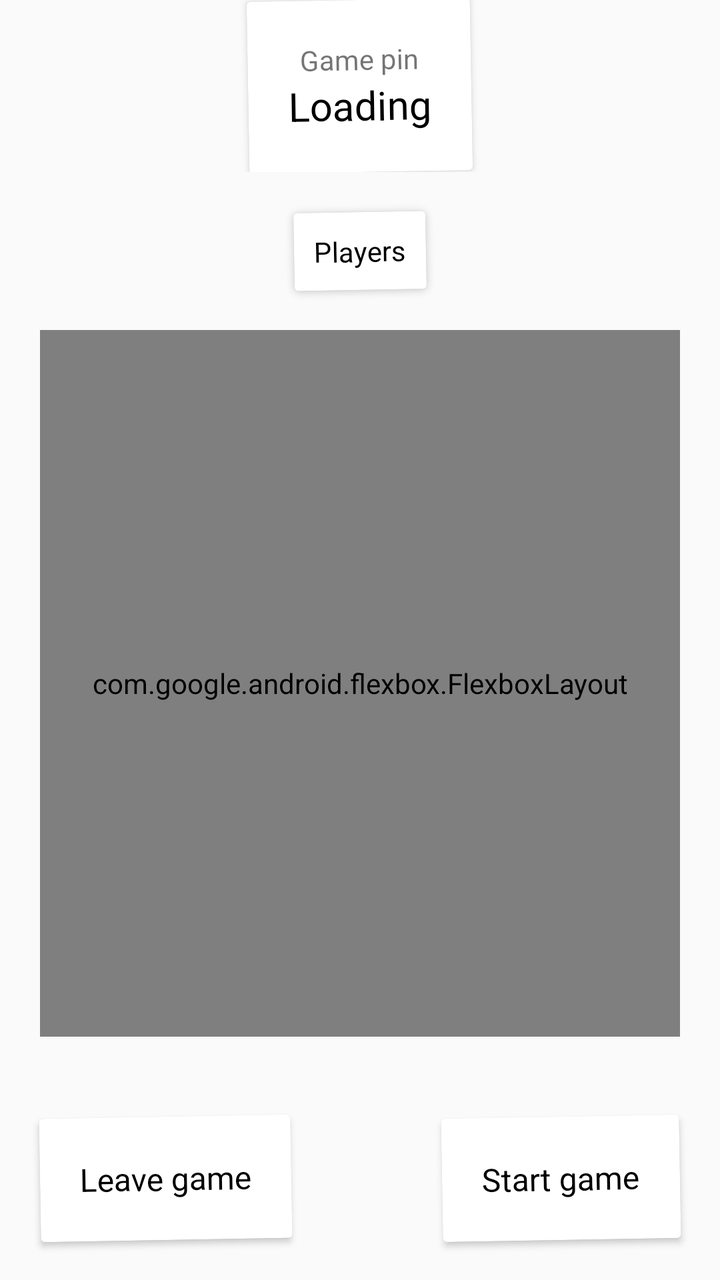
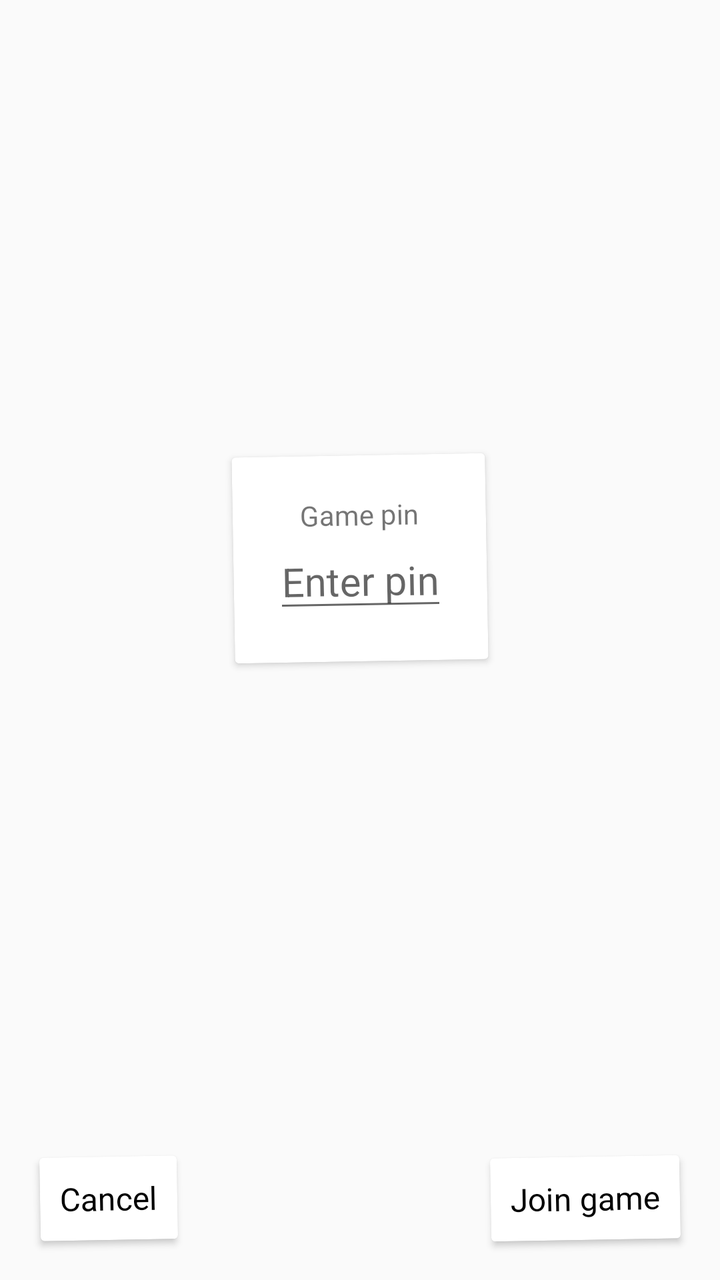

Before-and-after screenshots of an Android layout around one commit, followed by the original layout XML and the change that was made.
<!-- AndroidManifest.xml: application theme AppTheme -->
<!-- res/layout/fragment_join_game.xml -->
<?xml version="1.0" encoding="utf-8"?>
<RelativeLayout xmlns:android="http://schemas.android.com/apk/res/android"
    android:orientation="vertical" android:layout_width="match_parent"
    android:layout_height="match_parent">

    
    <LinearLayout
        android:layout_width="match_parent"
        android:layout_height="wrap_content"
        android:orientation="vertical"
        android:id="@+id/header">

        <android.support.v7.widget.CardView
            android:layout_width="wrap_content"
            android:layout_height="wrap_content"
            android:layout_gravity="center"
            android:rotation="-1">

            <LinearLayout
                android:layout_width="wrap_content"
                android:layout_height="wrap_content"
                android:layout_margin="20dp"
                android:orientation="vertical">

                <TextView
                    android:layout_width="wrap_content"
                    android:layout_height="wrap_content"
                    android:layout_gravity="center"
                    android:text="Game pin" />

                <TextView
                    android:id="@+id/game_pin"
                    android:layout_width="wrap_content"
                    android:layout_height="wrap_content"
                    android:text="Loading"
                    android:textColor="@android:color/black"
                    android:textSize="20dp" />
            </LinearLayout>
        </android.support.v7.widget.CardView>
    </LinearLayout>

    
    <LinearLayout
        android:layout_width="match_parent"
        android:layout_height="match_parent"
        android:layout_above="@id/footer"
        android:layout_below="@id/header"
        android:orientation="vertical">

        <android.support.v7.widget.CardView
            android:layout_width="wrap_content"
            android:layout_height="wrap_content"
            android:layout_gravity="center"
            android:layout_marginTop="20dp"
            android:rotation="-1">

            <TextView
                android:layout_width="wrap_content"
                android:layout_height="wrap_content"
                android:layout_margin="10dp"
                android:text="Players"
                android:textColor="@android:color/black" />
        </android.support.v7.widget.CardView>

        <com.google.android.flexbox.FlexboxLayout
            xmlns:android="http://schemas.android.com/apk/res/android"
            xmlns:app="http://schemas.android.com/apk/res-auto"
            android:layout_width="match_parent"
            android:layout_height="match_parent"
            app:flexWrap="wrap"
            app:alignItems="flex_start"
            app:alignContent="flex_start"
            android:layout_margin="20dp"
            android:id="@+id/player_list">

        </com.google.android.flexbox.FlexboxLayout>
    </LinearLayout>
    
    <RelativeLayout
        android:id="@+id/footer"
        android:layout_width="match_parent"
        android:layout_height="wrap_content"
        android:layout_alignParentBottom="true">

        <android.support.v7.widget.CardView
            android:layout_width="wrap_content"
            android:layout_height="wrap_content"
            android:layout_margin="20dp"
            android:id="@+id/btn_leave"
            android:rotation="-1">

            <LinearLayout
                android:layout_width="wrap_content"
                android:layout_height="wrap_content"
                android:layout_margin="20dp"
                android:orientation="vertical">

                <TextView
                    android:layout_width="wrap_content"
                    android:layout_height="wrap_content"
                    android:layout_gravity="center"
                    android:text="Leave game"
                    android:textColor="@android:color/black"
                    android:textSize="16dp" />
            </LinearLayout>
        </android.support.v7.widget.CardView>

        <android.support.v7.widget.CardView
            android:layout_width="wrap_content"
            android:layout_height="wrap_content"
            android:layout_alignParentRight="true"
            android:layout_margin="20dp"
            android:id="@+id/btn_start"
            android:rotation="-1">
            <LinearLayout
                android:layout_width="wrap_content"
                android:layout_height="wrap_content"
                android:orientation="vertical"
                android:layout_margin="20dp">
                <TextView
                    android:layout_width="wrap_content"
                    android:layout_height="wrap_content"
                    android:text="Start game"
                    android:layout_gravity="center"
                    android:textColor="@android:color/black"
                    android:textSize="16dp" />
            </LinearLayout>
        </android.support.v7.widget.CardView>
    </RelativeLayout>
</RelativeLayout>
<!-- resources referenced by this layout -->
<resources>
  <style name="AppTheme" parent="Theme.AppCompat.Light.NoActionBar">
          
          <item name="colorPrimary">@color/colorPrimary</item>
          <item name="colorPrimaryDark">@color/colorPrimaryDark</item>
          <item name="colorAccent">@color/colorAccent</item>
      </style>
  <color name="colorPrimary">#3F51B5</color>
  <color name="colorPrimaryDark">#303F9F</color>
  <color name="colorAccent">#FF4081</color>
</resources>

<!-- the commit's change to res/layout/fragment_join_game.xml (unified diff, before → after) -->
@@ -4,16 +4,17 @@
     android:layout_height="match_parent">
 
     
-    <LinearLayout
+    <RelativeLayout
+        android:id="@+id/header"
         android:layout_width="match_parent"
-        android:layout_height="wrap_content"
-        android:orientation="vertical"
-        android:id="@+id/header">
+        android:layout_height="match_parent"
+        android:layout_above="@id/footer">
 
         <android.support.v7.widget.CardView
             android:layout_width="wrap_content"
             android:layout_height="wrap_content"
-            android:layout_gravity="center"
+            android:layout_centerVertical="true"
+            android:layout_centerHorizontal="true"
             android:rotation="-1">
 
             <LinearLayout
@@ -28,53 +29,19 @@
                     android:layout_gravity="center"
                     android:text="Game pin" />
 
-                <TextView
+                <EditText
                     android:id="@+id/game_pin"
                     android:layout_width="wrap_content"
                     android:layout_height="wrap_content"
-                    android:text="Loading"
+                    android:hint="Enter pin"
                     android:textColor="@android:color/black"
-                    android:textSize="20dp" />
+                    android:textSize="20dp"
+                    android:inputType="number" />
             </LinearLayout>
         </android.support.v7.widget.CardView>
-    </LinearLayout>
+    </RelativeLayout>
 
     
-    <LinearLayout
-        android:layout_width="match_parent"
-        android:layout_height="match_parent"
-        android:layout_above="@id/footer"
-        android:layout_below="@id/header"
-        android:orientation="vertical">
-
-        <android.support.v7.widget.CardView
-            android:layout_width="wrap_content"
-            android:layout_height="wrap_content"
-            android:layout_gravity="center"
-            android:layout_marginTop="20dp"
-            android:rotation="-1">
-
-            <TextView
-                android:layout_width="wrap_content"
-                android:layout_height="wrap_content"
-                android:layout_margin="10dp"
-                android:text="Players"
-                android:textColor="@android:color/black" />
-        </android.support.v7.widget.CardView>
-
-        <com.google.android.flexbox.FlexboxLayout
-            xmlns:android="http://schemas.android.com/apk/res/android"
-            xmlns:app="http://schemas.android.com/apk/res-auto"
-            android:layout_width="match_parent"
-            android:layout_height="match_parent"
-            app:flexWrap="wrap"
-            app:alignItems="flex_start"
-            app:alignContent="flex_start"
-            android:layout_margin="20dp"
-            android:id="@+id/player_list">
-
-        </com.google.android.flexbox.FlexboxLayout>
-    </LinearLayout>
     
     <RelativeLayout
         android:id="@+id/footer"
@@ -85,21 +52,22 @@
         <android.support.v7.widget.CardView
             android:layout_width="wrap_content"
             android:layout_height="wrap_content"
+            android:layout_alignParentLeft="true"
             android:layout_margin="20dp"
-            android:id="@+id/btn_leave"
+            android:id="@+id/btn_cancel"
+            android:clickable="true"
             android:rotation="-1">
-
             <LinearLayout
                 android:layout_width="wrap_content"
                 android:layout_height="wrap_content"
-                android:layout_margin="20dp"
-                android:orientation="vertical">
+                android:orientation="vertical"
+                android:layout_margin="10dp">
 
                 <TextView
                     android:layout_width="wrap_content"
                     android:layout_height="wrap_content"
                     android:layout_gravity="center"
-                    android:text="Leave game"
+                    android:text="Cancel"
                     android:textColor="@android:color/black"
                     android:textSize="16dp" />
             </LinearLayout>
@@ -110,18 +78,20 @@
             android:layout_height="wrap_content"
             android:layout_alignParentRight="true"
             android:layout_margin="20dp"
-            android:id="@+id/btn_start"
+            android:id="@+id/btn_join"
+            android:clickable="true"
             android:rotation="-1">
             <LinearLayout
                 android:layout_width="wrap_content"
                 android:layout_height="wrap_content"
                 android:orientation="vertical"
-                android:layout_margin="20dp">
+                android:layout_margin="10dp">
+
                 <TextView
                     android:layout_width="wrap_content"
                     android:layout_height="wrap_content"
-                    android:text="Start game"
                     android:layout_gravity="center"
+                    android:text="Join game"
                     android:textColor="@android:color/black"
                     android:textSize="16dp" />
             </LinearLayout>
